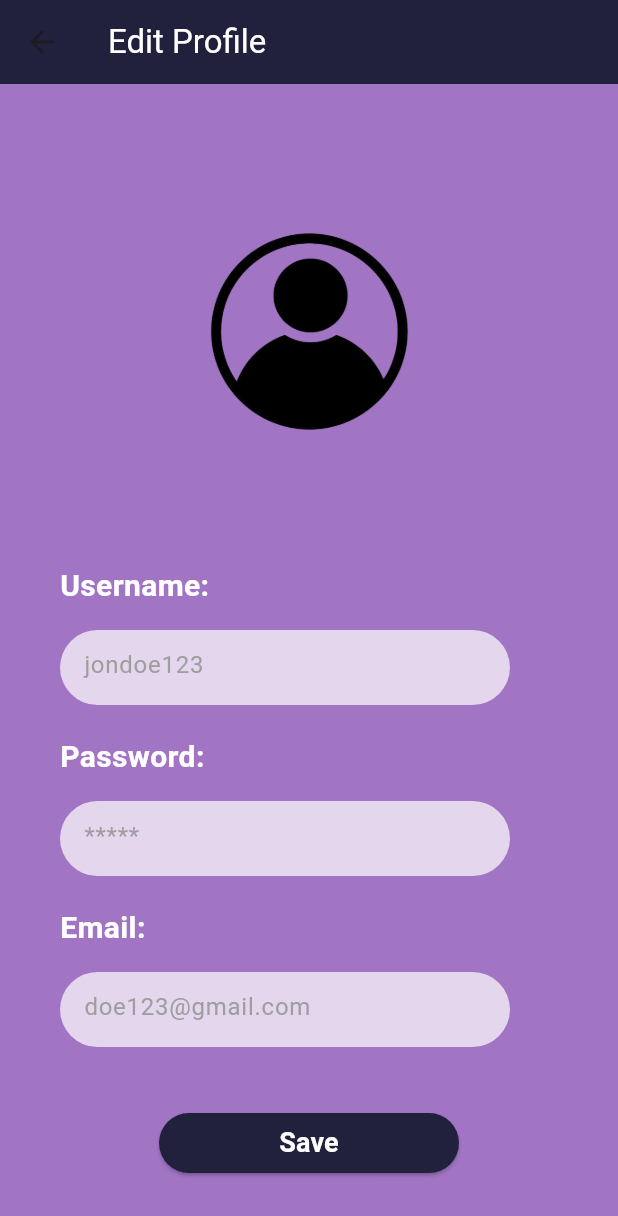
After one commit to ceveline/ScribbleSpace, a Flutter app: the EditProfileScreen screen opened directly, on a phone screen of 412 x 824 dp. The commit adds this screen. Shown: the top 1216 px of the screen. Run offline on Flutter 3.47's test engine with Material 3 defaults, Android fonts, the phone set to English and light mode, and no system bars; our stand-ins replace page_transition.

Commit message:
First push
Added create_journal.dart, edit_journal.dart, edit_profile.dart, journal_post.dart pages

```diff
--- /dev/null
+++ b/lib/edit_profile.dart
@@ -0,0 +1,146 @@
+
+import 'package:flutter/material.dart';
+import 'color_constants.dart';
+
+class EditProfileScreen extends StatefulWidget {
+  @override
+  State<StatefulWidget> createState() => _EditProfileScreenState();
+
+}
+
+class _EditProfileScreenState extends State<EditProfileScreen> {
+  TextEditingController _usernameController = TextEditingController();
+  TextEditingController _passwordController = TextEditingController();
+  TextEditingController _emailController = TextEditingController();
+  @override
+  Widget build(BuildContext context) {
+    return Scaffold(
+      backgroundColor: ColorConstants.purple,
+      appBar: AppBar(
+        title: Text('Edit Profile',
+        style: TextStyle(
+          color: Colors.white,
+        ),),
+      ),
+      body: SingleChildScrollView(
+        child: Stack(
+          children: [
+            Center( child:
+            Container(padding: EdgeInsets.fromLTRB(10, 90, 10, 10),
+              height: 250,
+              width: 250,
+              child: Image.asset(
+                'assets/profile_picture.png',
+              ),
+            ),
+            ),
+      Container(
+        padding: EdgeInsets.fromLTRB(20, 10, 20, 10),
+        child: Column(
+          crossAxisAlignment: CrossAxisAlignment.start,
+          children: [
+            SizedBox(
+              height: 300,
+            ),
+            //username
+            Container(
+              padding: EdgeInsets.fromLTRB(20, 10, 20, 5),
+              child: Text(
+                "Username:",
+                style: TextStyle(fontSize: 20, color: Colors.white, fontWeight: FontWeight.bold),
+              ),
+            ),
+            Container(
+              padding: EdgeInsets.fromLTRB(20, 10, 20, 10),
+              width: 340,
+              height: 70,
+              child: TextField(
+                controller: _usernameController,
+                decoration: InputDecoration(
+                  enabledBorder: OutlineInputBorder(
+                      borderRadius: BorderRadius.circular(25.0),
+                      borderSide: BorderSide(color: Colors.transparent)),
+                  filled: true,
+                  hintStyle: TextStyle(color: Colors.grey),
+                  hintText: "jondoe123",
+                  fillColor: Colors.white70,
+                ),
+              ),
+            ),
+
+            // Password
+            Container(
+              padding: EdgeInsets.fromLTRB(20, 10, 20, 5),
+              child: Text(
+                "Password:",
+                style: TextStyle(fontSize: 20, color: Colors.white, fontWeight: FontWeight.bold),
+              ),
+            ),
+            Container(
+              padding: EdgeInsets.fromLTRB(20, 10, 20, 10),
+              width: 340,
+              height: 70,
+              child: TextField(
+                obscureText: true,
+                controller: _passwordController,
+                decoration: InputDecoration(
+                  enabledBorder: OutlineInputBorder(
+                      borderRadius: BorderRadius.circular(25.0),
+                      borderSide: BorderSide(color: Colors.transparent)),
+                  filled: true,
+                  hintStyle: TextStyle(color: Colors.grey),
+                  hintText: "*****",
+                  fillColor: Colors.white70,
+                ),
+              ),
+            ),
+            // Email
+            Container(
+              padding: EdgeInsets.fromLTRB(20, 10, 20, 5),
+              child: Text(
+                "Email:",
+                style: TextStyle(fontSize: 20, color: Colors.white, fontWeight: FontWeight.bold),
+              ),
+            ),
+            Container(
+              padding: EdgeInsets.fromLTRB(20, 10, 20, 10),
+              width: 340,
+              height: 70,
+              child: TextField(
+                obscureText: true,
+                controller: _emailController,
+                decoration: InputDecoration(
+                  enabledBorder: OutlineInputBorder(
+                      borderRadius: BorderRadius.circular(25.0),
+                      borderSide: BorderSide(color: Colors.transparent)),
+                  filled: true,
+                  hintStyle: TextStyle(color: Colors.grey),
+                  hintText: "doe123@gmail.com",
+                  fillColor: Colors.white70,
+                ),
+              ),
+            ),
+            Center(
+                child: Container(
+                  width: 200,
+                  padding: EdgeInsets.fromLTRB(0, 30, 0, 0),
+                  child: ElevatedButton(
+                    onPressed: () {},
+                    child: Text(
+                      'Save',
+                      style: TextStyle(
+                          fontSize: 18, fontWeight: FontWeight.bold, color: Colors.white),
+                    ),
+                    style: ElevatedButton.styleFrom(
+                        backgroundColor: ColorConstants.darkblue),
+                  ),
+                )),
+          ],
+        ),
+      ),
+    ]),
+    ),
+    );
+  }
+
+}
--- a/lib/login_screen.dart
+++ b/lib/login_screen.dart
@@ -99,7 +99,7 @@ class _LoginScreenState extends State<LoginScreen> {
                             fontSize: 18, fontWeight: FontWeight.bold),
                       ),
                       style: ElevatedButton.styleFrom(
-                          primary: ColorConstants.darkblue),
+                          backgroundColor: ColorConstants.darkblue),
                     ),
                   )),
 
--- a/lib/main.dart
+++ b/lib/main.dart
@@ -1,5 +1,6 @@
 import 'package:flutter/material.dart';
 import 'SplashScreen.dart';
+import 'color_constants.dart';
 import 'package:page_transition/page_transition.dart';
 
 void main() {
@@ -12,6 +13,11 @@ class MyApp extends StatelessWidget {
   @override
   Widget build(BuildContext context) {
     return MaterialApp(
+      theme: ThemeData(
+        appBarTheme: AppBarTheme(
+          color: ColorConstants.darkblue,
+        ),
+      ),
       debugShowCheckedModeBanner: false,
       home: SplashScreen(),
 
--- a/pubspec.yaml
+++ b/pubspec.yaml
@@ -65,6 +65,7 @@ flutter:
   # To add assets to your application, add an assets section, like this:
   assets:
      - assets/
+     - assets/profile_picture.png
 
   # An image asset can refer to one or more resolution-specific "variants", see
   # https://flutter.dev/assets-and-images/#resolution-aware
```
Also changed, not shown: lib/create_journal.dart (added, +108 -0 lines), lib/edit_journal.dart (added, +123 -0 lines), lib/journal_post.dart (added, +53 -0 lines), assets/profile_picture.png (added), pubspec.lock.
